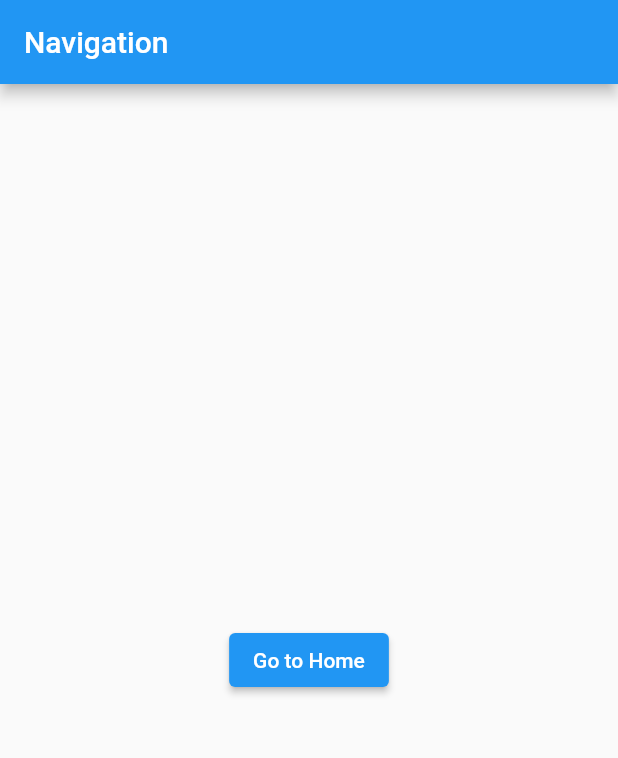
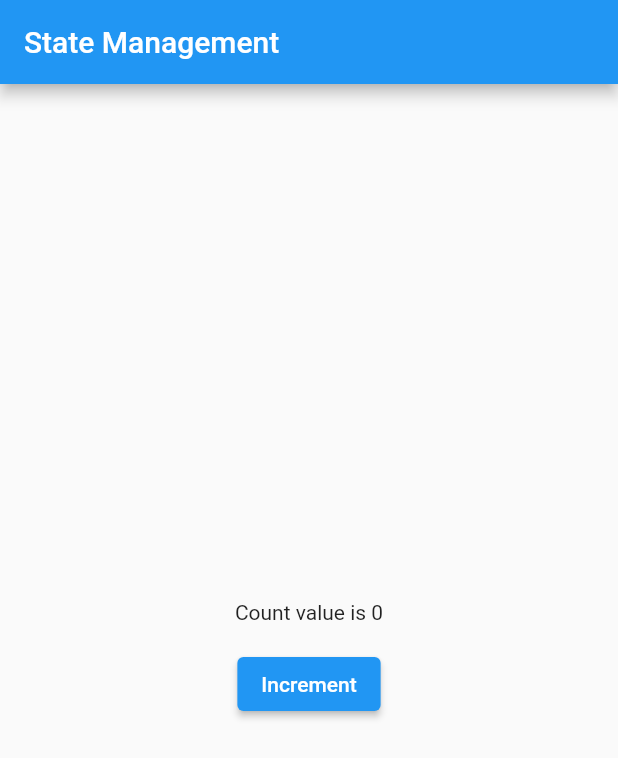
Before and after one commit to Sumit4482/GetX_Tutorial, a Flutter app: the screen it shows after launch, on a phone screen of 412 x 824 dp. Shown: the top 758 px of the screen. Run offline on Flutter 3.47's test engine with Material 2 defaults, Android fonts, the phone set to English and light mode, and no system bars; our stand-ins replace get.

Commit message:
Added Rx State Management Code

```diff
--- a/lib/main.dart
+++ b/lib/main.dart
@@ -1,51 +1,38 @@
-import 'package:flutter/material.dart';
+import "package:flutter/material.dart";
 import 'package:get/get.dart';
-import 'package:getxtutorial/home.dart';
-import 'package:getxtutorial/nextScreen.dart';
-import 'package:getxtutorial/unknownPage.dart';
 
 void main() => runApp(MyApp());
 
 class MyApp extends StatelessWidget {
-  const MyApp({Key? key}) : super(key: key);
+  var count = 0.obs;
+
+  void icrement() {
+    count++;
+  }
 
   @override
   Widget build(BuildContext context) {
     return GetMaterialApp(
-      title: "Navigation",
-      initialRoute: "/",
-      defaultTransition: Transition.zoom,
-      getPages: [
-        GetPage(name: '/', page: () => MyApp()),
-        GetPage(name: "/home", page: () => Home()),
-        GetPage(
-          name: "/nextScreen/:someValue",
-          page: () => NextScreen(),
-          transition: Transition.downToUp,
-        ),
-      ],
-      unknownRoute: GetPage(name: '/notfound', page: () => UnknownPage()),
+      title: "State Management",
       home: Scaffold(
         appBar: AppBar(
-          title: Text("Navigation"),
+          title: Text("State Management"),
         ),
         body: Center(
           child: Column(
             mainAxisAlignment: MainAxisAlignment.center,
             crossAxisAlignment: CrossAxisAlignment.center,
             children: [
+              Obx((() => Text("Count value is $count"))),
+              SizedBox(
+                height: 16,
+              ),
               ElevatedButton(
                 onPressed: () {
-                  // Get.toNamed("/home");
-                  // Get.offNamed("/home");
-                  // Get.offAllNamed("/home");
-
-                  Get.toNamed(
-                    "/home?channel=Ripples Code&content=Flutter GetX",
-                  );
+                  icrement();
                 },
-                child: Text("Go to Home"),
-              ),
+                child: Text("Increment"),
+              )
             ],
           ),
         ),
```
Also changed, not shown: lib/home.dart (deleted, +0 -48 lines), lib/nextScreen.dart (deleted, +0 -19 lines), lib/unknownPage.dart (deleted, +0 -11 lines), 4 other files.
